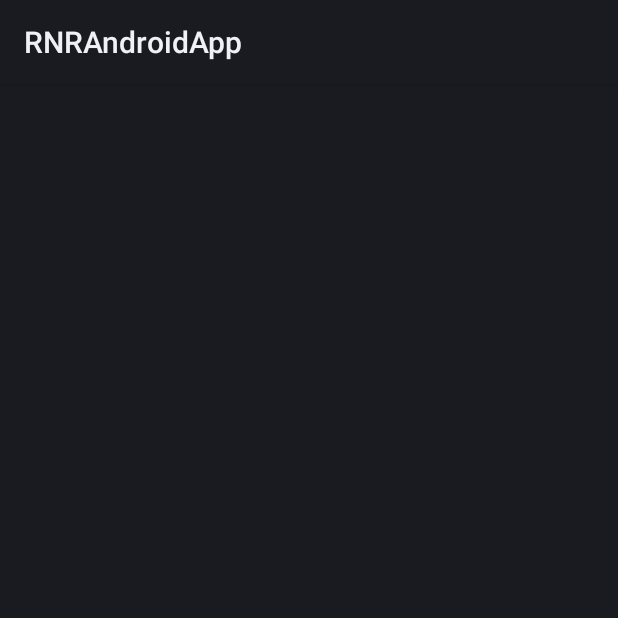
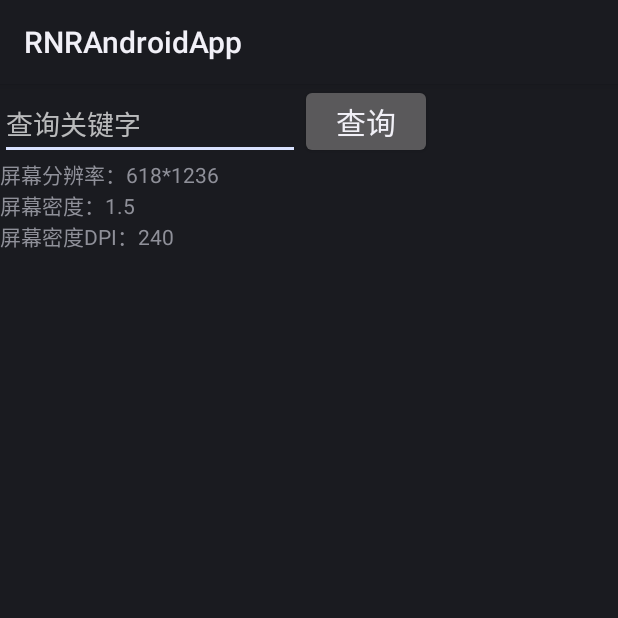
Before and after one commit to skywalkerlry/RNRAndroidApp, an Android app: the screen it shows after launch (MainActivity), on a phone screen of 412 x 824 dp, the top half of it. Run offline under Robolectric (Android 15) with nearby library versions, the phone set to English and light mode, and no system bars.

Commit message:
Progress Bar

```diff
--- a/app/src/main/java/com/example/rnrandroidapp/MainActivity.java
+++ b/app/src/main/java/com/example/rnrandroidapp/MainActivity.java
@@ -1,7 +1,42 @@
 package com.example.rnrandroidapp;
 
 import android.app.Activity;
+import android.os.Bundle;
+import android.view.View;
+import android.widget.TextView;
+import android.widget.ProgressBar;
+import android.widget.Button;
+import android.util.DisplayMetrics;
 
 public class MainActivity extends Activity {
 
+    //定义私有控件对象
+    private TextView textView01;
+    private ProgressBar progressBar01;
+    private Button button01;
+
+    public void onCreate(Bundle savedInstanceState) {
+        super.onCreate(savedInstanceState);
+        setContentView(R.layout.main);
+
+        this.textView01=(TextView)super.findViewById(R.id.TextView01);
+        this.button01 = (Button)findViewById(R.id.Button01);
+        this.progressBar01 = (ProgressBar)findViewById(R.id.ProgressBar01);
+
+        //获取手机分辨率
+        DisplayMetrics dm = new DisplayMetrics();
+        super.getWindowManager().getDefaultDisplay().getMetrics(dm);
+        String strOpt = "屏幕分辨率：" + dm.widthPixels + "*" + dm.heightPixels
+                + "\n屏幕密度：" + dm.density
+                + "\n屏幕密度DPI：" + dm.densityDpi;
+        this.textView01.setText(strOpt);
+
+        //设置button监听行为
+        button01.setOnClickListener(new View.OnClickListener() {
+            @Override
+            public void onClick(View v) {
+                progressBar01.setVisibility(View.VISIBLE);
+            }
+        });
+    }
 }
--- a/app/src/main/res/layout/main.xml
+++ b/app/src/main/res/layout/main.xml
@@ -5,5 +5,38 @@
     android:layout_width="fill_parent"
     android:orientation="vertical">
 
+    <LinearLayout
+        android:layout_width="match_parent"
+        android:layout_height="wrap_content"
+        android:orientation="horizontal">
+    <EditText
+        android:text=""
+        android:id="@+id/EditText01"
+        android:hint="查询关键字"
+        android:layout_width="200sp"
+        android:layout_height="wrap_content"/>
+    <Button
+        android:layout_height="wrap_content"
+        android:layout_width="wrap_content"
+        android:id="@+id/Button01"
+        android:text="查询"
+        android:textSize="20sp"/>
+    </LinearLayout>
+
+    <ProgressBar
+        android:id="@+id/ProgressBar01"
+        android:layout_width="wrap_content"
+        android:layout_height="wrap_content"
+        android:visibility="gone"/>
+
+    <TextView
+        android:id="@+id/TextView01"
+        android:layout_width="wrap_content"
+        android:layout_height="wrap_content"/>
+
+    <ListView
+        android:id="@+id/ListView01"
+        android:layout_width="fill_parent"
+        android:layout_height="wrap_content"/>
 
 </LinearLayout>
--- a/app/src/main/res/values-w820dp/dimens.xml
+++ /dev/null
@@ -1,6 +0,0 @@
-<resources>
-    <!-- Example customization of dimensions originally defined in res/values/dimens.xml
-         (such as screen margins) for screens with more than 820dp of available width. This
-         would include 7" and 10" devices in landscape (~960dp and ~1280dp respectively). -->
-    <dimen name="activity_horizontal_margin">64dp</dimen>
-</resources>
```
Also changed, not shown: app/src/main/AndroidManifest.xml (+5 -4 lines), app/src/main/res/layout/cover.xml (+8 -4 lines), app/src/main/res/menu/cover.xml (deleted, +0 -8 lines), app/src/main/res/menu/main.xml (deleted, +0 -29 lines), app/src/main/res/drawable-xhdpi/cover.jpg (added), app/src/main/res/drawable/cover.jpg (deleted).
